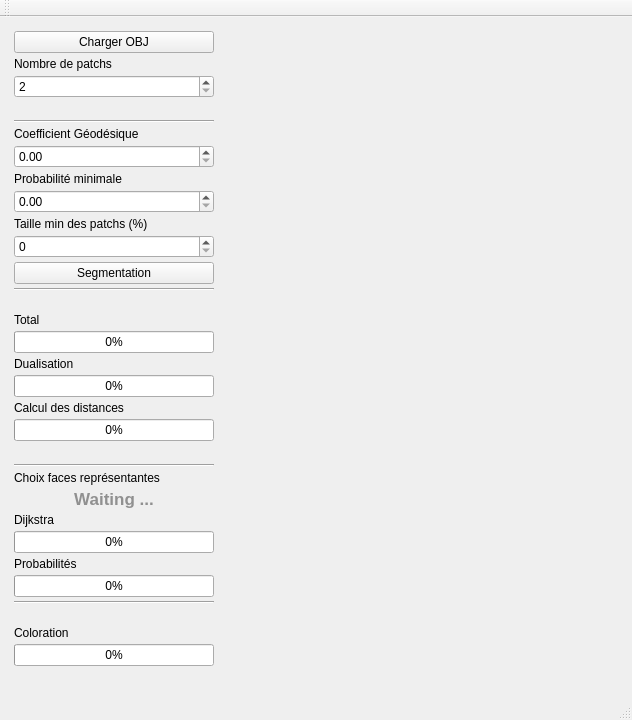
Old version of the form mainwindow.ui in the repository theauriffaut/TER-Segmentation-hierarchique.
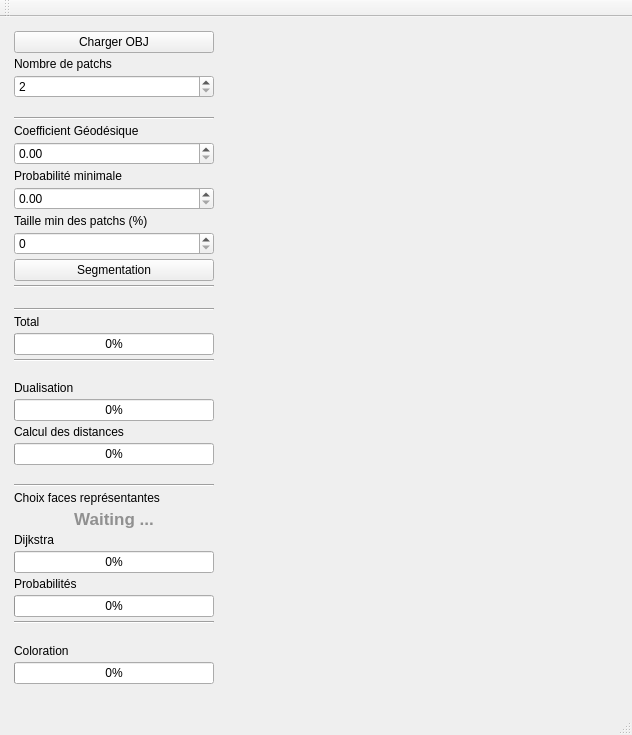
New version of the form. Custom widgets are drawn as their Qt base class.

What changed in the file:
```diff
--- a/mainwindow.ui
+++ b/mainwindow.ui
@@ -7,7 +7,7 @@
     <x>0</x>
     <y>0</y>
     <width>632</width>
-    <height>720</height>
+    <height>735</height>
    </rect>
   </property>
   <property name="windowTitle">
@@ -154,7 +154,7 @@
         </widget>
        </item>
        <item>
-        <widget class="Line" name="line">
+        <widget class="Line" name="line_6">
          <property name="orientation">
           <enum>Qt::Horizontal</enum>
          </property>
@@ -173,6 +173,13 @@
          </property>
         </spacer>
        </item>
+       <item>
+        <widget class="Line" name="line">
+         <property name="orientation">
+          <enum>Qt::Horizontal</enum>
+         </property>
+        </widget>
+       </item>
        <item>
         <widget class="QLabel" name="label_2">
          <property name="text">
@@ -187,6 +194,26 @@
          </property>
         </widget>
        </item>
+       <item>
+        <widget class="Line" name="line_5">
+         <property name="orientation">
+          <enum>Qt::Horizontal</enum>
+         </property>
+        </widget>
+       </item>
+       <item>
+        <spacer name="verticalSpacer_6">
+         <property name="orientation">
+          <enum>Qt::Vertical</enum>
+         </property>
+         <property name="sizeHint" stdset="0">
+          <size>
+           <width>20</width>
+           <height>40</height>
+          </size>
+         </property>
+        </spacer>
+       </item>
        <item>
         <widget class="QLabel" name="label_4">
          <property name="text">
```
